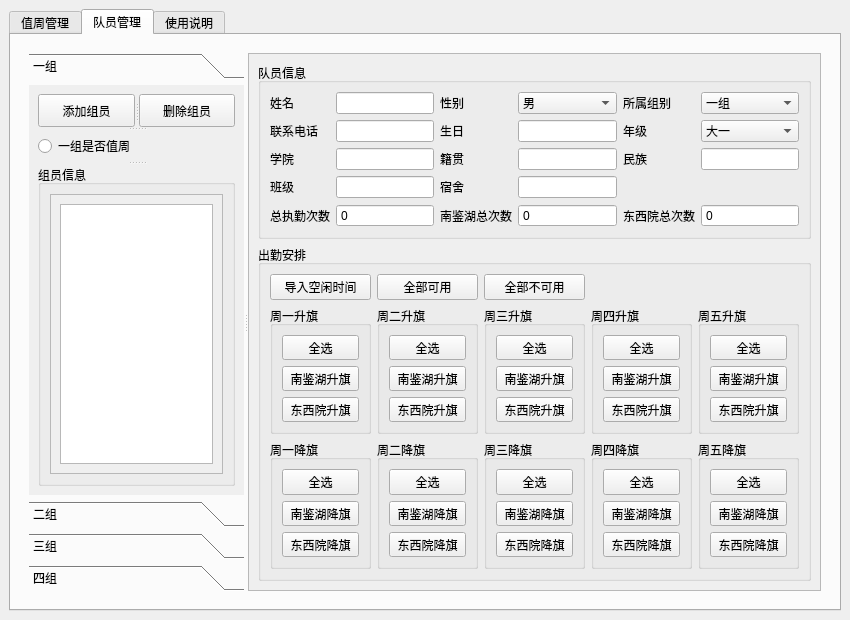
The window that systemwindow.ui (FY-ming/WHUT-workSystem-window-version) describes before a commit, drawn with Qt 5.
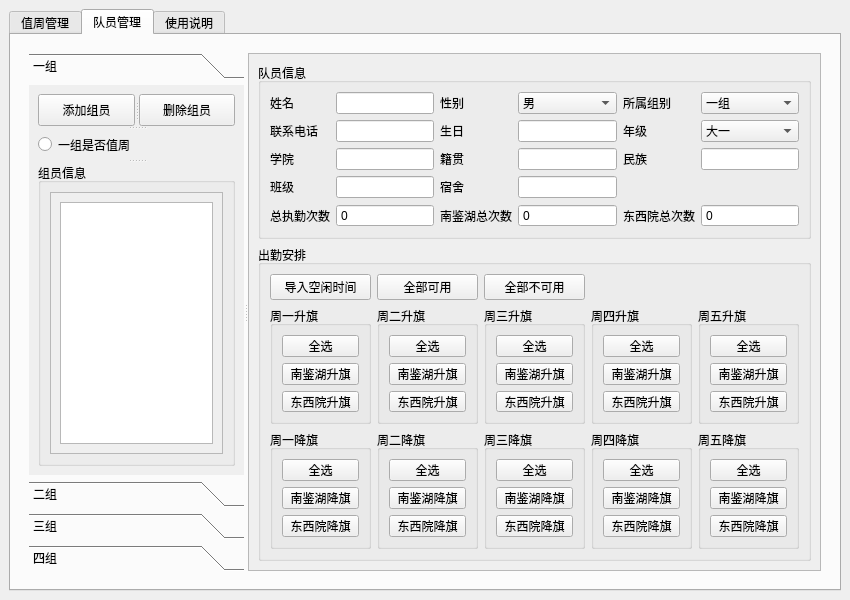
The same window after the commit. Icons and pictures are not drawn.

Commit message: 添加历史记录持久化保存，完善关闭程序时的不保存逻辑，确保用户选择不保存时直接回滚队员数据以及历史记录

Patch:
```diff
--- a/systemwindow.ui
+++ b/systemwindow.ui
@@ -7,13 +7,13 @@
     <x>0</x>
     <y>0</y>
     <width>850</width>
-    <height>620</height>
+    <height>600</height>
    </rect>
   </property>
   <property name="minimumSize">
    <size>
     <width>850</width>
-    <height>620</height>
+    <height>600</height>
    </size>
   </property>
   <property name="windowTitle">
@@ -478,7 +478,7 @@
                  <x>0</x>
                  <y>0</y>
                  <width>215</width>
-                 <height>464</height>
+                 <height>444</height>
                 </rect>
                </property>
                <attribute name="label">
@@ -530,7 +530,7 @@
                           <x>0</x>
                           <y>0</y>
                           <width>187</width>
-                          <height>385</height>
+                          <height>365</height>
                          </rect>
                         </property>
                         <layout class="QVBoxLayout" name="verticalLayout_6">
@@ -796,7 +796,7 @@
                     <x>0</x>
                     <y>0</y>
                     <width>576</width>
-                    <height>546</height>
+                    <height>526</height>
                    </rect>
                   </property>
                   <layout class="QVBoxLayout" name="verticalLayout_16">
```
Left out of the diff: 4 changed lines with no effect on the pictures. The commit also changes 2 other files.
